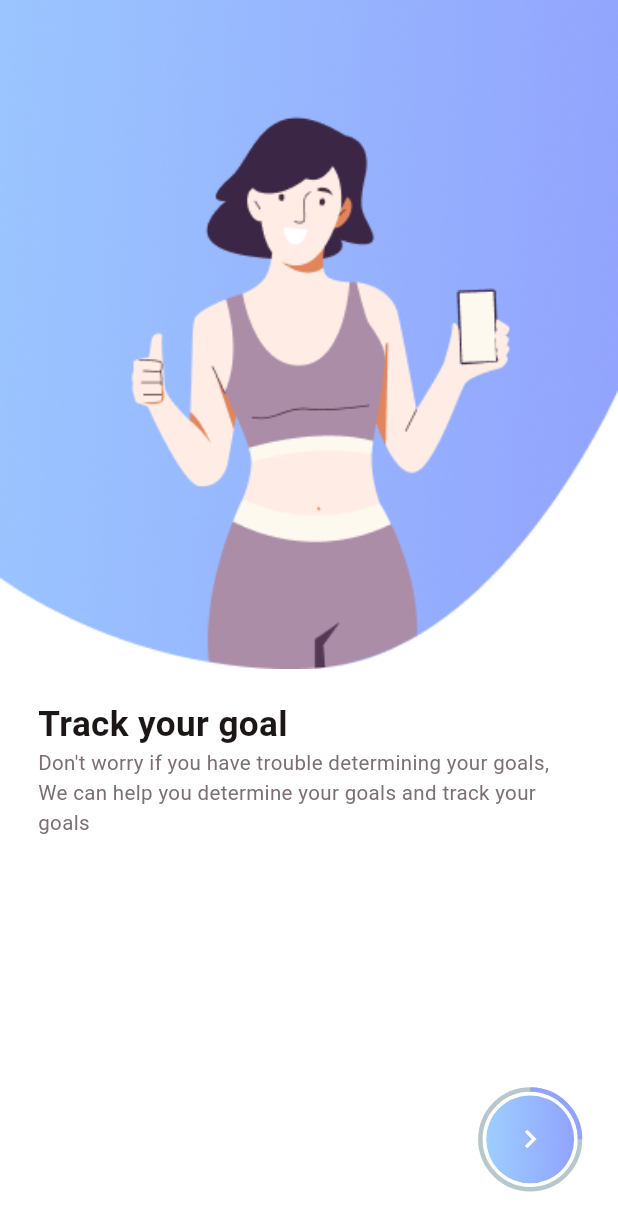
After one commit to Elesawy11/fit_hive, a Flutter app: the OnboardingView screen opened by its route, on a phone screen of 412 x 824 dp. The commit adds this screen. Shown: the top 1231 px of the screen. Run offline on Flutter 3.47's test engine with Material 3 defaults, Android fonts, the phone set to English and light mode, and no system bars; our stand-ins replace flutter_screenutil, get.

Commit message:
create onboarding list view

```diff
--- /dev/null
+++ b/lib/features/onboarding/presentation/constatnts.dart
@@ -0,0 +1,24 @@
+import 'package:fit_hive/core/assets/assets.dart';
+
+const List<List<String>> onboardingList = [
+  [
+    Assets.assetsImagesOnboarding1,
+    'Track your goal',
+    'Don\'t worry if you have trouble determining your goals, We can help you determine your goals and track your goals',
+  ],
+  [
+    Assets.assetsImagesOnboarding2,
+    'Get Active',
+    'Let’s keep burning, to achive yours goals, it hurts only temporarily, if you give up now you will be in pain forever.',
+  ],
+  [
+    Assets.assetsImagesOnboarding3,
+    'Eat Well',
+    'Let\'s start a healthy lifestyle with us, we can determine your diet every day. healthy eating is fun.',
+  ],
+  [
+    Assets.assetsImagesOnboarding4,
+    'Improve Sleep  Quality',
+    'Improve the quality of your sleep with us, good quality sleep can bring a good mood in the morning.',
+  ],
+];
--- a/lib/features/onboarding/presentation/onboarding.dart
+++ b/lib/features/onboarding/presentation/onboarding.dart
@@ -1,10 +1,7 @@
-import 'package:fit_hive/core/assets/assets.dart';
-import 'package:fit_hive/core/helpers/spacers.dart';
-import 'package:fit_hive/core/theming/color_helper.dart';
-import 'package:fit_hive/core/theming/font_styles.dart';
 import 'package:flutter/material.dart';
 import 'package:flutter_screenutil/flutter_screenutil.dart';
 import 'widgets/onboarding_circuler_button.dart';
+import 'widgets/onboarding_list_view.dart';
 
 class OnboardingView extends StatelessWidget {
   const OnboardingView({super.key});
@@ -15,34 +12,8 @@ class OnboardingView extends StatelessWidget {
       body: SizedBox(
         height: MediaQuery.of(context).size.height,
         child: Column(
-          // crossAxisAlignment: CrossAxisAlignment.start,
           children: [
-            Image.asset(
-              Assets.assetsImagesOnboarding1,
-              width: MediaQuery.of(context).size.width,
-              fit: BoxFit.fill,
-            ),
-            verticalSpace(20),
-            Padding(
-              padding: EdgeInsets.symmetric(horizontal: 24.w),
-              child: Column(
-                crossAxisAlignment: CrossAxisAlignment.start,
-                children: [
-                  Text(
-                    'Track your goal',
-                    style: FontStyles.font24Bold().copyWith(
-                      color: ColorHelper.color1D1(),
-                    ),
-                  ),
-                  Text(
-                    'Don\'t worry if you have trouble determining your goals, We can help you determine your goals and track your goals',
-                    style: FontStyles.font14Regular().copyWith(
-                      color: ColorHelper.color7B6(),
-                    ),
-                  ),
-                ],
-              ),
-            ),
+            const OnbaordingListView(),
             const Spacer(),
             Align(
               alignment: Alignment.topRight,
--- /dev/null
+++ b/lib/features/onboarding/presentation/widgets/onboarding_list_view.dart
@@ -0,0 +1,78 @@
+import 'package:flutter/material.dart';
+import 'package:flutter_screenutil/flutter_screenutil.dart';
+
+import '../../../../core/helpers/spacers.dart';
+import '../../../../core/theming/color_helper.dart';
+import '../../../../core/theming/font_styles.dart';
+import '../constatnts.dart';
+
+class OnbaordingListView extends StatelessWidget {
+  const OnbaordingListView({
+    super.key,
+  });
+
+  @override
+  Widget build(BuildContext context) {
+    return SizedBox(
+      height: MediaQuery.of(context).size.height * 0.75,
+      child: ListView.builder(
+        itemExtent: MediaQuery.of(context).size.width,
+        padding: EdgeInsets.zero,
+        physics: const NeverScrollableScrollPhysics(),
+        scrollDirection: Axis.horizontal,
+        itemCount: onboardingList.length,
+        itemBuilder: (context, index) {
+          return OnboardingListViewElement(
+            image: onboardingList[index][0],
+            title: onboardingList[index][1],
+            subTitle: onboardingList[index][2],
+          );
+        },
+      ),
+    );
+  }
+}
+
+class OnboardingListViewElement extends StatelessWidget {
+  const OnboardingListViewElement({
+    super.key,
+    required this.image,
+    required this.title,
+    required this.subTitle,
+  });
+
+  final String image, title, subTitle;
+  @override
+  Widget build(BuildContext context) {
+    return Column(
+      children: [
+        Image.asset(
+          image,
+          width: MediaQuery.of(context).size.width,
+          fit: BoxFit.fill,
+        ),
+        verticalSpace(20),
+        Padding(
+          padding: EdgeInsets.symmetric(horizontal: 24.w),
+          child: Column(
+            crossAxisAlignment: CrossAxisAlignment.start,
+            children: [
+              Text(
+                title,
+                style: FontStyles.font24Bold().copyWith(
+                  color: ColorHelper.color1D1(),
+                ),
+              ),
+              Text(
+                subTitle,
+                style: FontStyles.font14Regular().copyWith(
+                  color: ColorHelper.color7B6(),
+                ),
+              ),
+            ],
+          ),
+        ),
+      ],
+    );
+  }
+}
```
Also changed, not shown: pubspec.yaml (+1 -7 lines), pubspec.lock.
